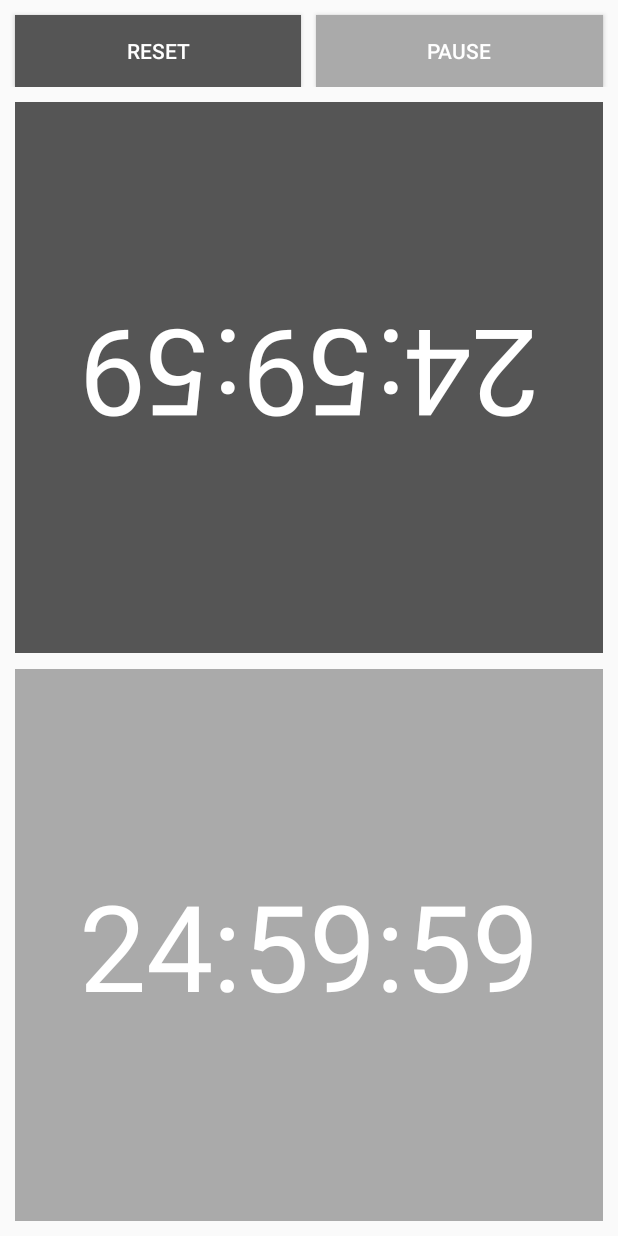
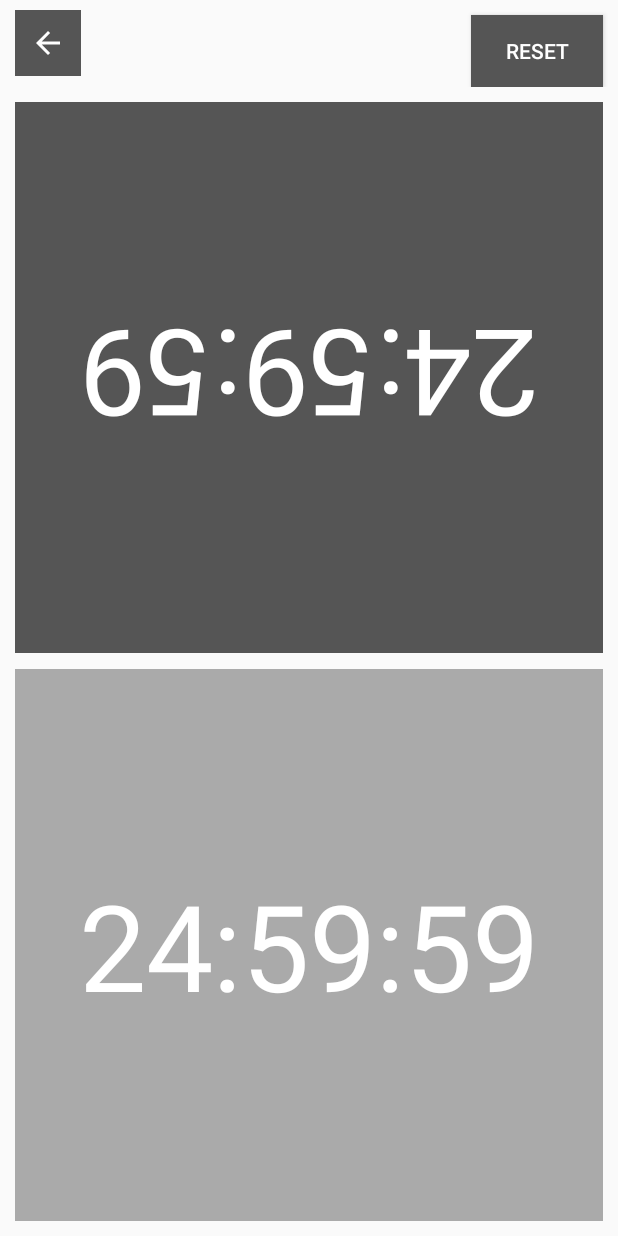
Before and after one commit to ZineddineBtc/ChessClock, an Android app: the layout activity_clock.xml on its own in the app's theme, with its tools: preview values and no code run, on a phone screen of 412 x 824 dp. Run offline under Robolectric (Android 15) with nearby library versions, the phone set to English and light mode, and no system bars.

```diff
--- a/app/src/main/AndroidManifest.xml
+++ b/app/src/main/AndroidManifest.xml
@@ -12,13 +12,14 @@
         android:roundIcon="@mipmap/ic_launcher_round"
         android:supportsRtl="true"
         android:theme="@style/AppTheme">
-        <activity android:name=".MainActivity">
+        <activity android:name=".SetClockActivity">
             <intent-filter>
                 <action android:name="android.intent.action.MAIN" />
 
                 <category android:name="android.intent.category.LAUNCHER" />
             </intent-filter>
         </activity>
+        <activity android:name=".ClockActivity"/>
     </application>
 
 </manifest>
--- /dev/null
+++ b/app/src/main/res/drawable/ic_arrow_back_white.xml
@@ -0,0 +1,5 @@
+<vector android:height="24dp" android:tint="#FFFFFF"
+    android:viewportHeight="24.0" android:viewportWidth="24.0"
+    android:width="24dp" xmlns:android="http://schemas.android.com/apk/res/android">
+    <path android:fillColor="#FF000000" android:pathData="M20,11H7.83l5.59,-5.59L12,4l-8,8 8,8 1.41,-1.41L7.83,13H20v-2z"/>
+</vector>
--- a/app/src/main/res/layout/activity_main.xml
+++ b/app/src/main/res/layout/activity_clock.xml
@@ -4,35 +4,35 @@
     xmlns:tools="http://schemas.android.com/tools"
     android:layout_width="match_parent"
     android:layout_height="match_parent"
-    tools:context=".MainActivity"
+    tools:context=".ClockActivity"
     android:orientation="vertical">
-    <LinearLayout
+
+    <RelativeLayout
         android:id="@+id/buttonsLL"
         android:layout_width="match_parent"
-        android:layout_height="wrap_content"
-        android:orientation="horizontal">
+        android:layout_height="wrap_content">
+
+        <ImageView
+            android:id="@+id/backIV"
+            android:layout_width="wrap_content"
+            android:layout_height="wrap_content"
+            android:src="@drawable/ic_arrow_back_white"
+            android:background="@color/dark_grey"
+            android:padding="10dp"
+            android:layout_centerVertical="true"
+            android:layout_marginStart="10dp"/>
         <Button
             android:id="@+id/resetButton"
-            android:layout_width="0dp"
-            android:layout_weight="0.5"
+            android:layout_width="wrap_content"
             android:layout_height="wrap_content"
+            android:layout_marginStart="10dp"
+            android:layout_marginTop="10dp"
+            android:layout_marginEnd="10dp"
+            android:layout_alignParentEnd="true"
             android:background="#555555"
             android:text="@string/reset"
-            android:textColor="#ffffff"
-            android:layout_marginTop="10dp"
-            android:layout_marginStart="10dp"
-            android:layout_marginEnd="10dp"/>
-        <Button
-            android:id="@+id/pauseButton"
-            android:layout_width="0dp"
-            android:layout_weight="0.5"
-            android:layout_height="wrap_content"
-            android:background="@color/light_grey"
-            android:text="@string/pause"
-            android:textColor="#ffffff"
-            android:layout_marginTop="10dp"
-            android:layout_marginEnd="10dp"/>
-    </LinearLayout>
+            android:textColor="#ffffff" />
+    </RelativeLayout>
     <LinearLayout
         android:layout_width="match_parent"
         android:layout_height="match_parent"
```
Also changed, not shown: app/src/main/java/com/example/chessclock/ClockActivity.java (renamed from app/src/main/java/com/example/chessclock/MainActivity.java, +27 -18 lines), app/src/main/java/com/example/chessclock/SetClockActivity.java (added, +27 -0 lines), app/src/main/res/layout/activity_set_clock.xml (added, +22 -0 lines).
